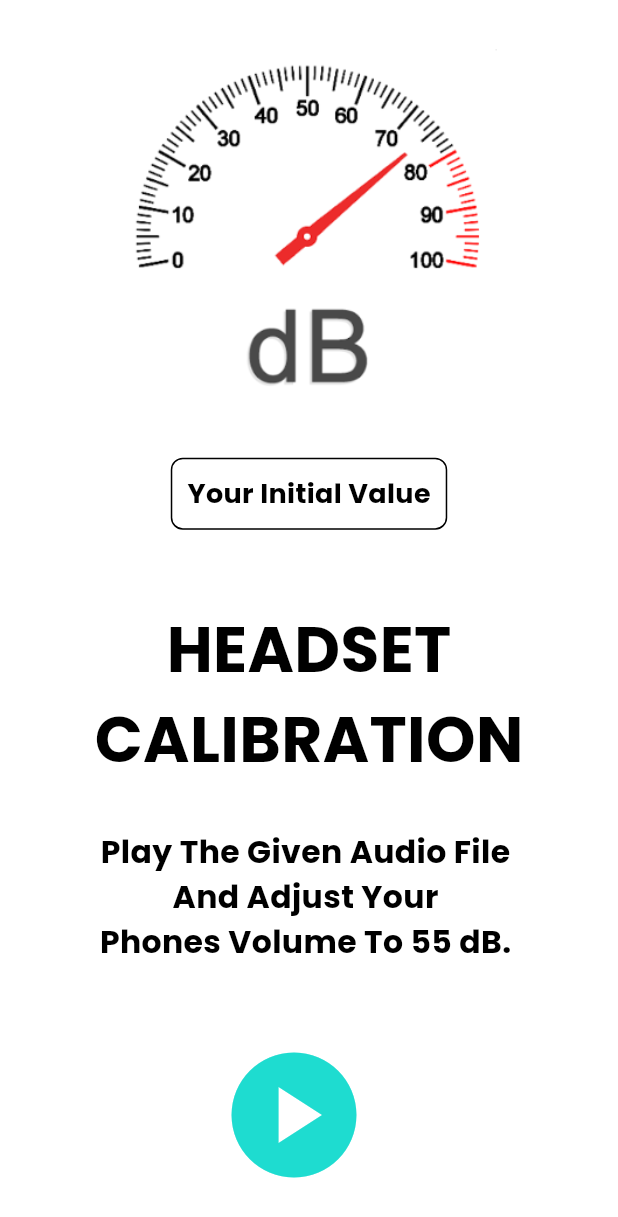
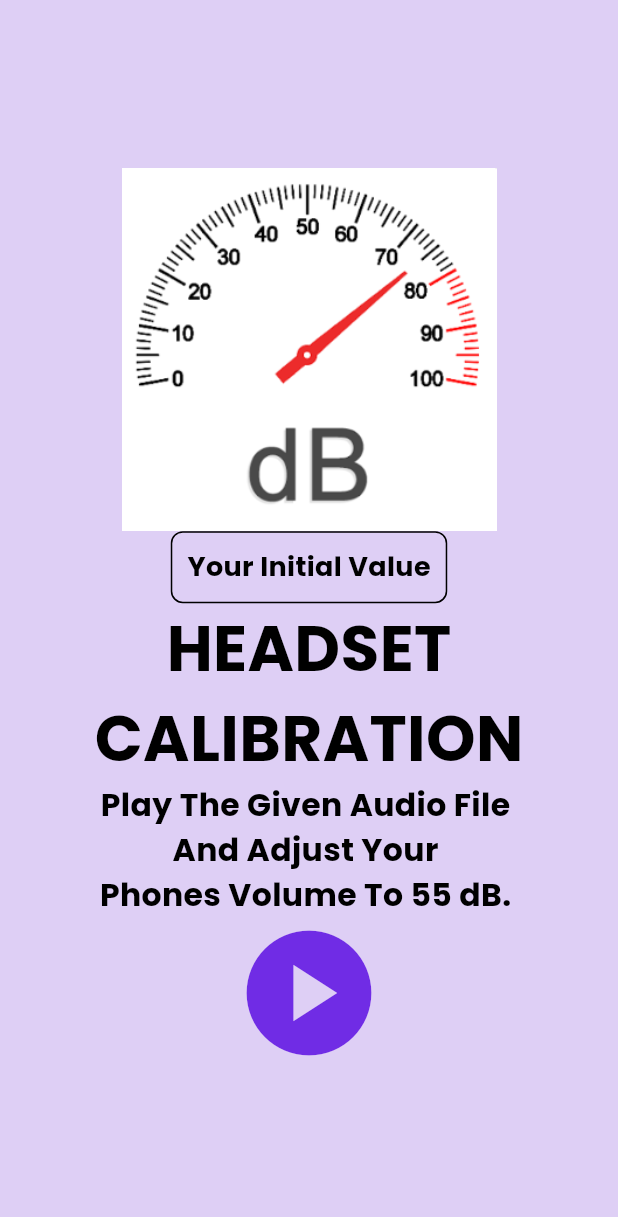
Before and after one commit to SahilDhanwani/SIH_23, a Flutter app: the screen it shows after launch, on a phone screen of 412 x 824 dp. Shown: the top 1217 px of the screen. Run offline on Flutter 3.47's test engine with Material 3 defaults, Android fonts, the phone set to English and light mode, and no system bars; our stand-ins replace audioplayers, google_fonts, permission_handler, syncfusion_flutter_charts, velocity_x; missing offline and left inert: headset_connection_event, noise_meter.

Commit message:
1st commit

```diff
--- /dev/null
+++ b/devtools_options.yaml
@@ -0,0 +1 @@
+extensions:
--- a/lib/pages/Calibration.dart
+++ b/lib/pages/Calibration.dart
@@ -77,19 +77,21 @@ class _CalibrationState extends State<Calibration> {
 
   @override
   Widget build(BuildContext context) {
-    return Scaffold(
+    return SafeArea(
+      child: Scaffold(
+        backgroundColor: const Color.fromARGB(223, 217, 200, 243),
         body: Padding(
           padding: const EdgeInsets.all(16.0),
           child: Column(
             mainAxisAlignment: MainAxisAlignment.center,
             crossAxisAlignment: CrossAxisAlignment.center,
         children: [
-        const SizedBox(height: 2),
+          // const SizedBox(height: 2),
           Image.asset(
             'assets/images/abhi.png',
             width: 250,
           ),
-        const SizedBox(height: 30),
+          // const SizedBox(height: 30),
           // Use a Container to display the dynamic value inside a box
           Container(
             padding: const EdgeInsets.all(10),
@@ -102,16 +104,16 @@ class _CalibrationState extends State<Calibration> {
               style: const TextStyle(fontSize: 18, fontWeight: FontWeight.bold),
             ),
           ),
-        const SizedBox(height: 50),
+          // const SizedBox(height: 50),
           const Text(
             'HEADSET').text.xl5.bold.make(),
           const Text(
             'CALIBRATION').text.xl5.bold.make(),
-        const SizedBox(height: 30),
+          // const SizedBox(height: 30),
           const Text("Play The Given Audio File ").text.xl2.bold.make(),
           const Text("And Adjust Your ").text.xl2.bold.make(),
           const Text("Phones Volume To 55 dB. ").text.xl2.bold.make(),
-        const SizedBox(height: 50),
+          // const SizedBox(height: 50),
            Row(
                 mainAxisAlignment: MainAxisAlignment.center,
                 children: [
@@ -127,11 +129,11 @@ class _CalibrationState extends State<Calibration> {
                     onTap: playPause,
                     child: Icon(
                       isPlaying ? Icons.pause_circle : Icons.play_circle,
-                    color: const Color.fromARGB(255, 30, 220, 208),
+                      color: const Color.fromARGB(224, 97, 21, 227),
                       size: 100,
                     ),
                   ),
-                const SizedBox(width: 20),
+                  // const SizedBox(width: 20),
                   // InkWell(
                   //   onTap: () {
                   //     player.seek(Duration(seconds: _position.inSeconds + 10));
@@ -143,6 +145,7 @@ class _CalibrationState extends State<Calibration> {
               ),
         ],
 
-    )));
+      ))),
+    );
   }
 }
```
Lines whose indentation alone changed are shown as unchanged.
